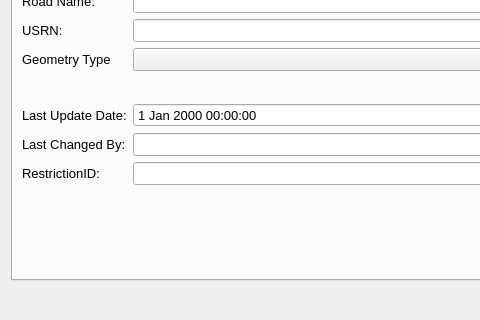
Above: ui/restrictionPolygonDetails_dialog_base_qt5.ui from tlh22/TOMs before the change; both pictures show x 0 to 480 and y 86 to 406 of the 692 by 406 pixel window. Below: the same form after it.
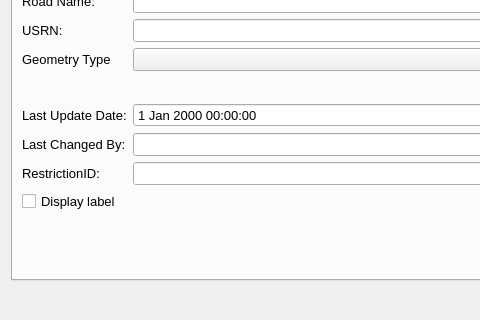
That is the form after the change. The open tabs and pages were chosen to show the change. Custom widgets are drawn as their Qt base class.

Commit message: Exclude labels option

Patch:
```diff
--- a/ui/restrictionPolygonDetails_dialog_base_qt5.ui
+++ b/ui/restrictionPolygonDetails_dialog_base_qt5.ui
@@ -84,6 +84,7 @@
      </property>
      <property name="font">
       <font>
+       <family>Arial</family>
        <pointsize>10</pointsize>
       </font>
      </property>
@@ -407,6 +408,13 @@
        <item row="4" column="1">
         <widget class="QDateTimeEdit" name="LastUpdateDateTime"/>
        </item>
+       <item row="7" column="0">
+        <widget class="QCheckBox" name="DisplayLabel">
+         <property name="text">
+          <string>Display label</string>
+         </property>
+        </widget>
+       </item>
       </layout>
      </widget>
      <widget class="QWidget" name="tab_2">
```
Left out of the diff: 10 changed lines with no effect on the pictures. The commit also changes 4 other files.
